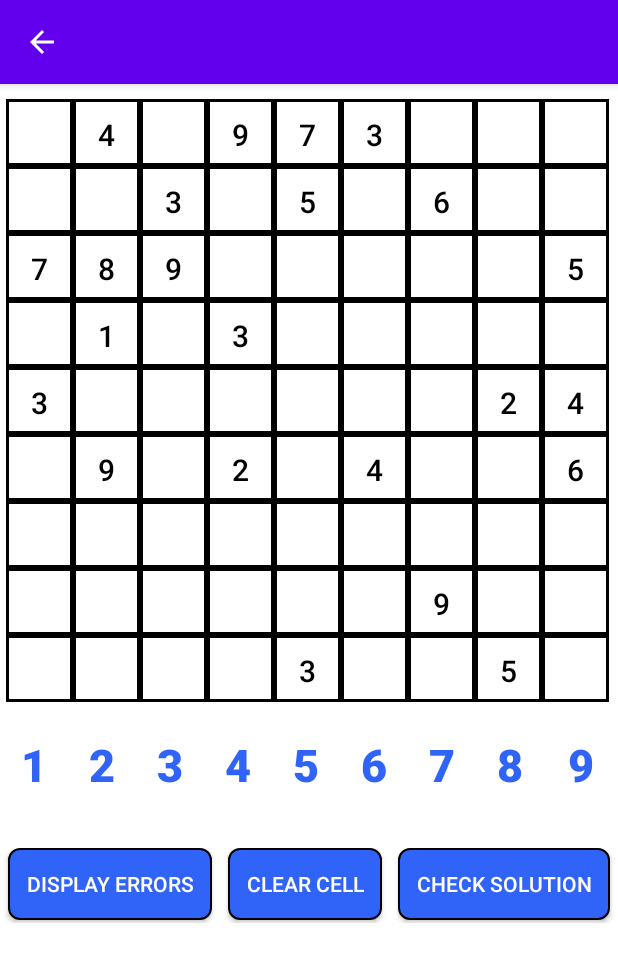
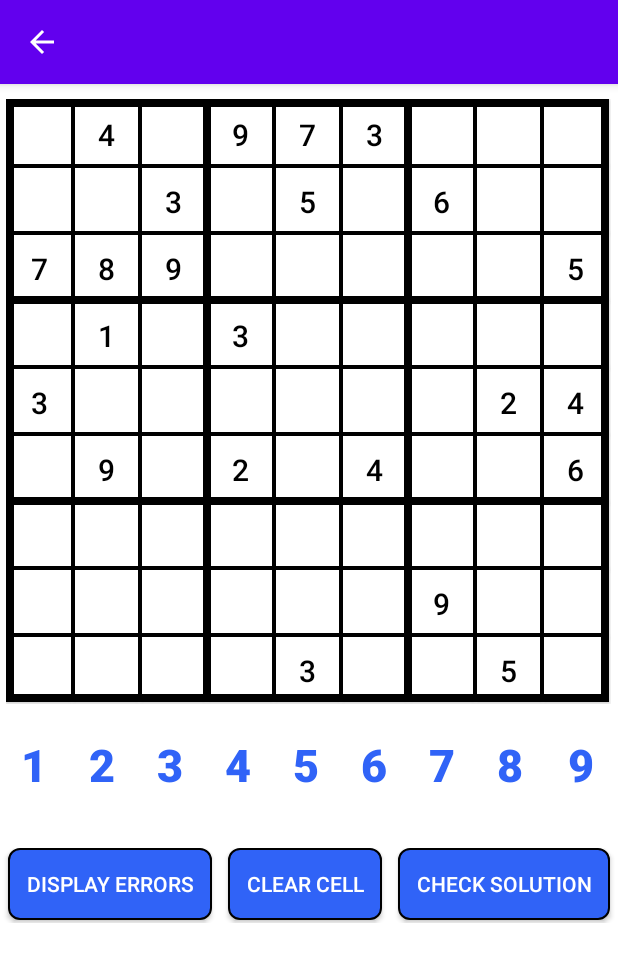
Before and after one commit to sebmueller91/Sudoku, an Android app: the SudokuPlayActivity screen opened directly, with no data from a screen before it, on a phone screen of 412 x 824 dp. Shown: the top 962 px of the screen. Run offline under Robolectric (Android 15) with nearby library versions, the phone set to English and light mode, and no system bars.

Commit message:
Merged PR 21: Added Border Drawing and improved some things

```diff
--- a/src/android/Sudoku/app/src/main/java/dgs_software/sudoku/activities/SudokuBaseActivity.java
+++ b/src/android/Sudoku/app/src/main/java/dgs_software/sudoku/activities/SudokuBaseActivity.java
@@ -2,7 +2,12 @@ package dgs_software.sudoku.activities;
 
 import android.content.Intent;
 import android.graphics.Color;
+import android.graphics.PorterDuff;
+import android.graphics.drawable.ColorDrawable;
 import android.graphics.drawable.Drawable;
+import android.graphics.drawable.GradientDrawable;
+import android.graphics.drawable.LayerDrawable;
+import android.os.Build;
 import android.os.Bundle;
 import android.util.DisplayMetrics;
 import android.util.TypedValue;
@@ -11,15 +16,20 @@ import android.view.View;
 import android.view.ViewGroup;
 import android.widget.Button;
 import android.widget.GridLayout;
+import android.util.Pair;
 
+import androidx.annotation.RequiresApi;
 import androidx.appcompat.app.AppCompatActivity;
+import androidx.core.graphics.drawable.DrawableCompat;
 
 import java.util.Hashtable;
+import java.util.LinkedList;
 import java.util.Set;
 
 import dgs_software.sudoku.R;
 import dgs_software.sudoku.model.Cell;
 import dgs_software.sudoku.model.Sudoku;
+import dgs_software.sudoku.utils.Utils;
 
 public abstract class SudokuBaseActivity extends AppCompatActivity {
     public static final int
@@ -28,15 +38,25 @@ public abstract class SudokuBaseActivity extends AppCompatActivity {
             INACTIVE_COLOR_BACKGROUND = Color.parseColor("#FFFFFF"),
             INACTIVE_COLOR_FONT_FIXED = Color.parseColor("#000000"),
             INACTIVE_COLOR_FONT_NONFIXED = Color.parseColor("#3CB371"),
-            INACTIVE_COLOR_FONT_EMPTY = Color.parseColor("#A9A9A9"); // TODO: Move to ressource file
+            HIGHLIGHTED_COLOR_BACKGROUND = Color.LTGRAY; // TODO: Move to ressource file
+
+    private static final int STROKE_WIDTH_MID_BORDER = 4;
+    private static final int STROKE_WIDTH_BIG_BORDER = STROKE_WIDTH_MID_BORDER * 2;
+    private static final int STROKE_WIDTH_SMALL_BORDER = 2;
+
+    private static final int SUDOKU_BORDER_COLOR = Color.BLACK;
 
     protected Cell activeCell = null;
     protected Sudoku sudokuModel;
 
     protected abstract void SetContentView();
+
     protected abstract Sudoku CreateSudokuModel();
+
     protected abstract void InstantiateButtons();
+
     public abstract void SudokuButtonClickedAction(int row, int col);
+
     public abstract void InputButtonClickedAction(int number);
 
     // When back key pressed -> Return to main menu instead of dialogs
@@ -62,7 +82,7 @@ public abstract class SudokuBaseActivity extends AppCompatActivity {
         ViewGroup.LayoutParams gridLayoutParams = sudokuGrid.getLayoutParams();
         DisplayMetrics displayMetrics = getResources().getDisplayMetrics();
         float screenWidth = displayMetrics.widthPixels; // Screen width in pixels
-        float sudokuGridPixelSize = 0.98f*screenWidth; // Sudoku grid shall fill the screen width
+        float sudokuGridPixelSize = 0.98f * screenWidth; // Sudoku grid shall fill the screen width
         gridLayoutParams.height = (int) sudokuGridPixelSize;
         gridLayoutParams.width = (int) sudokuGridPixelSize;
         sudokuGrid.setLayoutParams(gridLayoutParams);
@@ -81,7 +101,7 @@ public abstract class SudokuBaseActivity extends AppCompatActivity {
                     }
                 });
 
-                int buttonSize = (int) (sudokuGridPixelSize/9.0f);
+                int buttonSize = (int) (sudokuGridPixelSize / 9.0f);
                 ViewGroup.LayoutParams buttonLayoutParams = new ViewGroup.LayoutParams(buttonSize, buttonSize);
                 sudokuGrid.addView(button, i * sudokuGrid.getColumnCount() + j, buttonLayoutParams);
                 sudokuModel.GetField()[i][j].SetButton(button);
@@ -93,17 +113,17 @@ public abstract class SudokuBaseActivity extends AppCompatActivity {
 
         // INPUTBUTTONS: Create and set OnClickedActions
         Hashtable<String, Button> buttonDict = new Hashtable<String, Button>();
-        buttonDict.put("1",(Button) findViewById(R.id.userButton1));
-        buttonDict.put("2",(Button) findViewById(R.id.userButton2));
-        buttonDict.put("3",(Button) findViewById(R.id.userButton3));
-        buttonDict.put("4",(Button) findViewById(R.id.userButton4));
-        buttonDict.put("5",(Button) findViewById(R.id.userButton5));
-        buttonDict.put("6",(Button) findViewById(R.id.userButton6));
-        buttonDict.put("7",(Button) findViewById(R.id.userButton7));
-        buttonDict.put("8",(Button) findViewById(R.id.userButton8));
-        buttonDict.put("9",(Button) findViewById(R.id.userButton9));
+        buttonDict.put("1", (Button) findViewById(R.id.userButton1));
+        buttonDict.put("2", (Button) findViewById(R.id.userButton2));
+        buttonDict.put("3", (Button) findViewById(R.id.userButton3));
+        buttonDict.put("4", (Button) findViewById(R.id.userButton4));
+        buttonDict.put("5", (Button) findViewById(R.id.userButton5));
+        buttonDict.put("6", (Button) findViewById(R.id.userButton6));
+        buttonDict.put("7", (Button) findViewById(R.id.userButton7));
+        buttonDict.put("8", (Button) findViewById(R.id.userButton8));
+        buttonDict.put("9", (Button) findViewById(R.id.userButton9));
         Set<String> keys = buttonDict.keySet();
-        for (final String key: keys) {
+        for (final String key : keys) {
             Button button = buttonDict.get(key);
             button.setOnClickListener(new View.OnClickListener() {
                 @Override
@@ -112,7 +132,7 @@ public abstract class SudokuBaseActivity extends AppCompatActivity {
                 }
             });
 
-            int buttonSize = (int) (screenWidth/((float) keys.size()));
+            int buttonSize = (int) (screenWidth / ((float) keys.size()));
             ViewGroup.LayoutParams buttonLayoutParams = button.getLayoutParams();
             buttonLayoutParams.width = buttonSize;
             //buttonLayoutParams.height = buttonSize;
@@ -125,34 +145,112 @@ public abstract class SudokuBaseActivity extends AppCompatActivity {
 
     // Sets all values of the User Interface according to the model of the sudoku
     protected void RefreshUI() {
+        LinkedList<Pair<Integer, Integer>> cellsToHighlight = new LinkedList<Pair<Integer, Integer>>();
+        if (activeCell != null) {
+            Pair<Integer, Integer> activeCellPosition = Utils.GetPositionOfCell(activeCell, sudokuModel);
+            cellsToHighlight = GetListOfCellsToHighlight(activeCellPosition.first, activeCellPosition.second);
+        }
         for (int i = 0; i < sudokuModel.GetField().length; i++) {
             for (int j = 0; j < sudokuModel.GetField()[i].length; j++) {
                 Button button = sudokuModel.GetField()[i][j].GetButton();
+                int backgroundColor = INACTIVE_COLOR_BACKGROUND;
+                int textColor = INACTIVE_COLOR_FONT_FIXED;
+                String buttonText = " ";
 
-                if (sudokuModel.GetField()[i][j].GetIsEmpty()) {
-                    button.setText(" ");
-                    button.setTextColor(INACTIVE_COLOR_FONT_EMPTY);
-                } else {
-                    button.setText(Integer.toString(sudokuModel.GetField()[i][j].GetValue()));
-                }
-                button.setBackgroundColor(INACTIVE_COLOR_BACKGROUND);
-
-                if (sudokuModel.GetField()[i][j].GetIsFixedValue()) {
-                    button.setTextColor(INACTIVE_COLOR_FONT_FIXED);
-                } else if (sudokuModel.GetField()[i][j].GetIsEmpty()) { // TODO: DELETE CASE
-                    button.setTextColor(INACTIVE_COLOR_FONT_EMPTY);
-                } else {
-                    button.setTextColor(INACTIVE_COLOR_FONT_NONFIXED);
+                if (sudokuModel.GetField()[i][j].GetIsEmpty() == false) {
+                    buttonText = Integer.toString(sudokuModel.GetField()[i][j].GetValue());
                 }
 
-                Drawable buttonDrawable = getApplicationContext().getResources().getDrawable(R.drawable.sudoku_grid_button);
-                button.setBackground(buttonDrawable);
+                if (sudokuModel.GetField()[i][j].GetIsFixedValue() == false) {
+                    textColor = INACTIVE_COLOR_FONT_NONFIXED;
+                }
+
+                if (Utils.ListContainsElement(cellsToHighlight, new Pair(i,j))) {
+                    backgroundColor = HIGHLIGHTED_COLOR_BACKGROUND;
+                }
+
+                if (activeCell != null && sudokuModel.GetField()[i][j] == activeCell) {
+                    backgroundColor = ACTIVE_COLOR_BACKGROUND;
+                    textColor = ACTIVE_COLOR_FONT;
+                }
+
+                SetButtonProperties(i, j, backgroundColor, textColor, buttonText);
             }
         }
-        if (activeCell != null) {
-            Button button = activeCell.GetButton();
-            button.setBackgroundColor(ACTIVE_COLOR_BACKGROUND);
-            button.setTextColor(ACTIVE_COLOR_FONT);
+    }
+
+    private void SetButtonProperties(int row, int col, int backgroundColor, int textColor, String text) {
+        Button button = sudokuModel.GetField()[row][col].GetButton();
+        if (button != null) {
+            button.setTextColor(textColor);
+            button.setText(text);
+
+            GradientDrawable drawableInner = new GradientDrawable();
+            GradientDrawable drawableBorders = new GradientDrawable();
+            drawableInner.setColor(backgroundColor);
+            drawableBorders.setColor(SUDOKU_BORDER_COLOR);
+
+            Drawable[] layers = {drawableBorders, drawableInner};
+            LayerDrawable layerDrawable = new LayerDrawable(layers);
+
+            int[] borderThicknessValues = GetBorderThicknessValues(row, col);
+            layerDrawable.setLayerInset(1, borderThicknessValues[0], borderThicknessValues[1], borderThicknessValues[2], borderThicknessValues[3]);
+
+            button.setBackground(layerDrawable);
         }
     }
+
+    private int[] GetBorderThicknessValues(int row, int col) {
+        int[] borders = new int[4];
+
+        // Set Left Border Thickness
+        if (col == 0) {
+            borders[0] = STROKE_WIDTH_BIG_BORDER;
+        } else if (col % 3 == 0) {
+            borders[0] = STROKE_WIDTH_MID_BORDER;
+        } else {
+            borders[0] = STROKE_WIDTH_SMALL_BORDER;
+        }
+
+        // Set Top Border Thickness
+        if (row == 0) {
+            borders[1] = STROKE_WIDTH_BIG_BORDER;
+        } else if (row % 3 == 0) {
+            borders[1] = STROKE_WIDTH_MID_BORDER;
+        } else {
+            borders[1] = STROKE_WIDTH_SMALL_BORDER;
+        }
+
+        // Set Right Border Thickness
+        if (col == 8) {
+            borders[2] = STROKE_WIDTH_BIG_BORDER;
+        } else if (col % 3 == 2) {
+            borders[2] = STROKE_WIDTH_MID_BORDER;
+        } else {
+            borders[2] = STROKE_WIDTH_SMALL_BORDER;
+        }
+
+        // Set Bottom Border Thickness
+        if (row == 8) {
+            borders[3] = STROKE_WIDTH_BIG_BORDER;
+        } else if (row % 3 == 2) {
+            borders[3] = STROKE_WIDTH_MID_BORDER;
+        } else {
+            borders[3] = STROKE_WIDTH_SMALL_BORDER;
+        }
+
+        return borders;
+    }
+
+    private LinkedList<Pair<Integer, Integer>> GetListOfCellsToHighlight(int row, int col) {
+        LinkedList<Pair<Integer, Integer>> list = new LinkedList<Pair<Integer, Integer>>();
+        for (int i = 0; i < sudokuModel.GetField().length; i++) {
+            for (int j = 0; j < sudokuModel.GetField().length; j++) {
+                if (i == row || j == col || (row / 3 == i / 3 && col / 3 == j / 3)) {
+                    list.add(new Pair(i, j));
+                }
+            }
+        }
+        return list;
+    }
 }
--- a/src/android/Sudoku/app/src/main/java/dgs_software/sudoku/utils/Utils.java
+++ b/src/android/Sudoku/app/src/main/java/dgs_software/sudoku/utils/Utils.java
@@ -1,6 +1,7 @@
 package dgs_software.sudoku.utils;
 
 import android.os.Build;
+import android.util.Pair;
 import androidx.annotation.RequiresApi;
 import java.io.BufferedReader;
 import java.io.IOException;
@@ -12,11 +13,38 @@ import java.nio.charset.StandardCharsets;
 import java.util.LinkedList;
 
 import dgs_software.sudoku.model.Cell;
+import dgs_software.sudoku.model.Sudoku;
 
 public class Utils {
     private static final String SUDOKU_DELIMITER = ";", ROW_DELIMITER = "-", NUMBER_DELIMITER = ",";
 
+    // Checks if an element with the same position exists in the list
+    public static boolean ListContainsElement(LinkedList<Pair<Integer, Integer>> list, Pair<Integer, Integer> element) {
+        if (list == null || element == null) {
+            return false;
+        }
+        for (int i = 0; i < list.size(); i++) {
+            if (list.get(i).equals(element)) {
+                return true;
+            }
+        }
+        return false;
+    }
 
+    // Searches the sudoku field for the given cell and returns its row and column as a pair
+    public static Pair<Integer, Integer> GetPositionOfCell(Cell cell, Sudoku sudoku) {
+        if (cell == null || sudoku == null || sudoku.GetField() == null) {
+            return null;
+        }
+        for (int i = 0; i < sudoku.GetField().length; i++) {
+            for (int j = 0; j < sudoku.GetField()[i].length; j++) {
+                if (sudoku.GetField()[i][j] == cell) {
+                    return new Pair(i,j);
+                }
+            }
+        }
+        return null;
+    }
 
     // Converts the given input stream (e.g. a file) to a String
     @RequiresApi(api = Build.VERSION_CODES.KITKAT)
--- a/src/android/Sudoku/app/src/main/res/layout/activity_sudoku_play.xml
+++ b/src/android/Sudoku/app/src/main/res/layout/activity_sudoku_play.xml
@@ -39,6 +39,7 @@
         android:columnCount="9"
         android:rowCount="9"
         android:orientation="horizontal"
+        android:stateListAnimator="@null"
         tools:context=".GridXMLActivity">
     </GridLayout>
     <GridLayout
--- a/src/android/Sudoku/app/src/main/res/layout/activity_sudoku_solver.xml
+++ b/src/android/Sudoku/app/src/main/res/layout/activity_sudoku_solver.xml
@@ -39,6 +39,7 @@
         android:columnCount="9"
         android:rowCount="9"
         android:orientation="horizontal"
+        android:stateListAnimator="@null"
         tools:context=".GridXMLActivity">
     </GridLayout>
     <GridLayout
```
Also changed, not shown: src/android/Sudoku/app/src/main/java/dgs_software/sudoku/model/Sudoku.java (+7 -7 lines), src/android/Sudoku/app/src/main/res/drawable-v24/sudoku_grid_button.xml (+12 -4 lines), src/android/Sudoku/app/src/main/res/layout/dialog_choose_difficulty.xml (+25 -7 lines).
